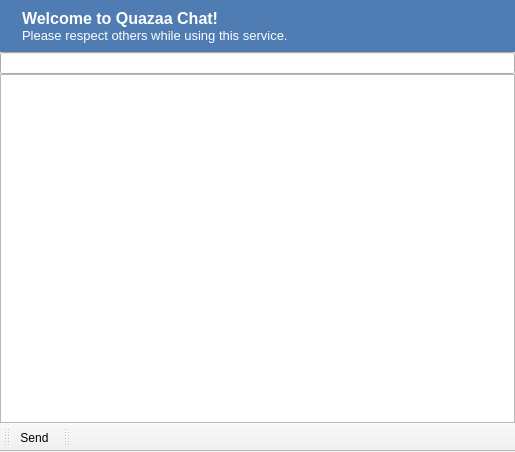
Qt form branch/Rewrite/UI/widgetchattab.ui (c3c/quazaa) before a commit.
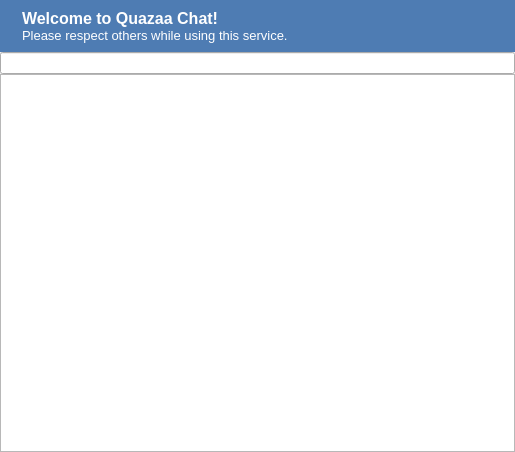
The same form after that commit. Icons and pictures are not drawn.

Commit message: Redesign of chat text input and Private Message interface. More to be done.

The edit to the form file:
```diff
--- a/branch/Rewrite/UI/widgetchattab.ui
+++ b/branch/Rewrite/UI/widgetchattab.ui
@@ -95,44 +95,6 @@
     </item>
    </layout>
   </widget>
-  <widget class="QToolBar" name="toolBarMessage">
-   <property name="windowTitle">
-    <string>toolBar</string>
-   </property>
-   <property name="iconSize">
-    <size>
-     <width>16</width>
-     <height>16</height>
-    </size>
-   </property>
-   <attribute name="toolBarArea">
-    <enum>BottomToolBarArea</enum>
-   </attribute>
-   <attribute name="toolBarBreak">
-    <bool>false</bool>
-   </attribute>
-   <addaction name="actionSend"/>
-  </widget>
-  <widget class="QToolBar" name="toolBarActions">
-   <property name="windowTitle">
-    <string>toolBar_2</string>
-   </property>
-   <attribute name="toolBarArea">
-    <enum>BottomToolBarArea</enum>
-   </attribute>
-   <attribute name="toolBarBreak">
-    <bool>false</bool>
-   </attribute>
-  </widget>
-  <action name="actionSend">
-   <property name="icon">
-    <iconset resource="../Resource.qrc">
-     <normaloff>:/Resource/Chat/Send.png</normaloff>:/Resource/Chat/Send.png</iconset>
-   </property>
-   <property name="text">
-    <string>Send</string>
-   </property>
-  </action>
  </widget>
  <resources>
   <include location="../Resource.qrc"/>
```
The commit also changes 23 other files.
